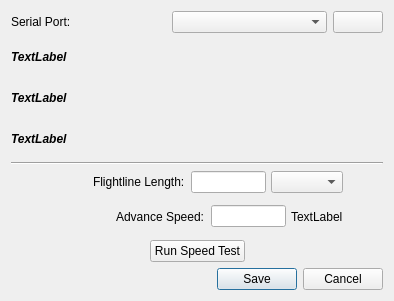
Qt form accupatt/windows/ui/editStringDrive.ui (gill14/AccuPatt) before a commit.
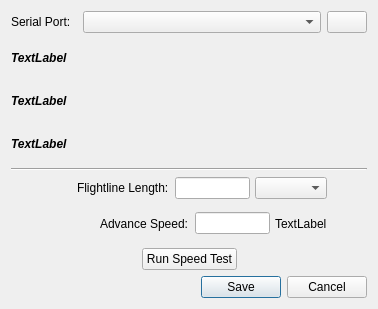
The same form after that commit. Icons and pictures are not drawn.

```diff
--- a/accupatt/windows/ui/editStringDrive.ui
+++ b/accupatt/windows/ui/editStringDrive.ui
@@ -6,8 +6,8 @@
    <rect>
     <x>0</x>
     <y>0</y>
-    <width>394</width>
-    <height>301</height>
+    <width>378</width>
+    <height>309</height>
    </rect>
   </property>
   <property name="windowTitle">
@@ -21,13 +21,25 @@
     <layout class="QHBoxLayout" name="horizontalLayout_3">
      <item>
       <widget class="QLabel" name="label_2">
+       <property name="sizePolicy">
+        <sizepolicy hsizetype="Preferred" vsizetype="Preferred">
+         <horstretch>0</horstretch>
+         <verstretch>0</verstretch>
+        </sizepolicy>
+       </property>
        <property name="text">
-        <string>Serial Port:</string>
+        <string>Serial Port:  </string>
        </property>
       </widget>
      </item>
      <item>
       <widget class="QComboBox" name="comboBoxSerialPort">
+       <property name="sizePolicy">
+        <sizepolicy hsizetype="Expanding" vsizetype="Fixed">
+         <horstretch>0</horstretch>
+         <verstretch>0</verstretch>
+        </sizepolicy>
+       </property>
        <property name="minimumSize">
         <size>
          <width>125</width>
```
Left out of the diff: 3 changed lines with no effect on the pictures.
